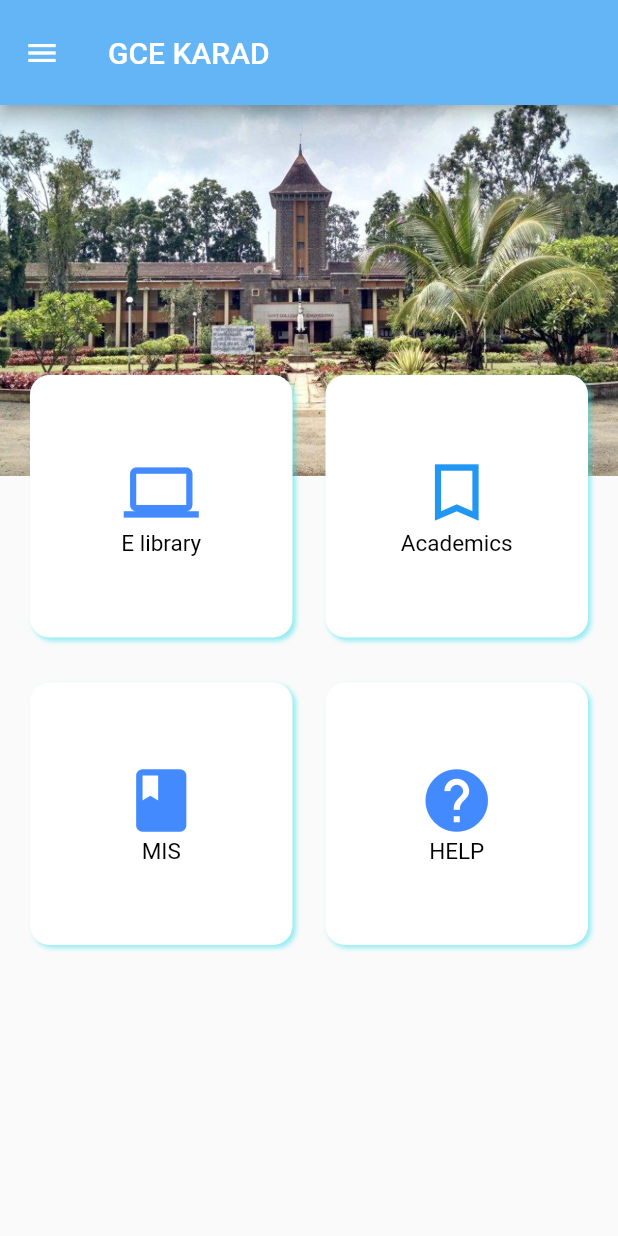
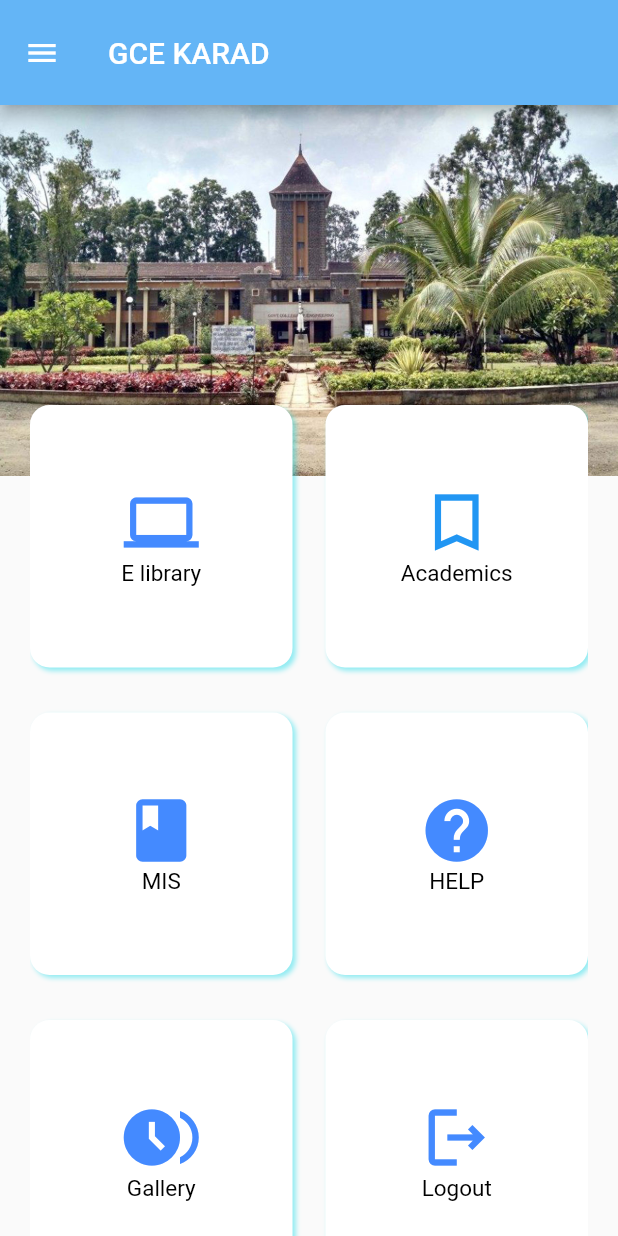
Before and after one commit to Shridhar-Atram/Smart-Campus-App, a Flutter app: the screen it shows after launch, on a phone screen of 412 x 824 dp. Run offline on Flutter 3.47's test engine with Material 2 defaults, Android fonts, the phone set to English and light mode, and no system bars; our stand-ins replace cloud_firestore, firebase_auth, firebase_core, firebase_storage, fluttertoast; accounts and stored records are empty.

Commit message:
Logout  added at homescreen

```diff
--- /dev/null
+++ b/lib/screens/complaint.dart
@@ -0,0 +1,20 @@
+import 'package:flutter/material.dart';
+
+class Gallery extends StatelessWidget {
+  const Gallery({super.key});
+
+  @override
+  Widget build(BuildContext context) {
+    return MaterialApp(
+      title: 'Gallery',
+      home: Scaffold(
+        appBar: AppBar(
+          title: const Text('Gallery'),
+        ),
+        body: const Center(
+          child: Text('Hello World'),
+        ),
+      ),
+    );
+  }
+}
--- a/lib/screens/dashboard.dart
+++ b/lib/screens/dashboard.dart
@@ -2,6 +2,7 @@ import 'package:flutter/material.dart';
 import 'package:trial1/screens/E_library.dart';
 import 'package:trial1/screens/academics.dart';
 import 'package:trial1/screens/help.dart';
+import 'package:trial1/screens/login.dart';
 import 'package:trial1/screens/mis.dart';
 
 class Home extends StatelessWidget {
@@ -40,7 +41,9 @@ class Home extends StatelessWidget {
             height: size.height * .30,
             decoration: BoxDecoration(
               image: DecorationImage(
-                  image: AssetImage('assets/images/college.jpg'),
+                  image: AssetImage(
+                    'assets/images/college.jpg',
+                  ),
                   fit: BoxFit.cover),
             ),
           ),
@@ -51,7 +54,7 @@ class Home extends StatelessWidget {
                 children: <Widget>[
                   const SizedBox(
                     width: double.infinity,
-                    height: 60,
+                    height: 80,
                   ),
                   Container(
                     // margin: const EdgeInsets.only(left: 20.0),
@@ -213,6 +216,82 @@ class Home extends StatelessWidget {
                               ],
                             )),
                       ),
+                      //logout
+                      InkWell(
+                        onTap: () {
+                          Navigator.push(
+                              context,
+                              MaterialPageRoute(
+                                  builder: ((context) => LoginScreen())));
+                        },
+                        child: Container(
+                            alignment: Alignment.topCenter,
+                            decoration: BoxDecoration(
+                                color: Colors.white,
+                                borderRadius: BorderRadius.circular(13),
+                                boxShadow: [
+                                  BoxShadow(
+                                    color: Color.fromARGB(111, 10, 217, 232),
+                                    offset: Offset(2.0, 2.0),
+                                    blurRadius: 2.0,
+                                  ),
+                                ]),
+                            child: Column(
+                              mainAxisAlignment: MainAxisAlignment.center,
+                              children: [
+                                Icon(
+                                  Icons.browse_gallery,
+                                  size: 50,
+                                  color: Colors.blueAccent,
+                                ),
+                                //Spacer(),
+                                Text(
+                                  'Gallery',
+                                  textAlign: TextAlign.center,
+                                  style: TextStyle(
+                                      color: Colors.black, fontSize: 15),
+                                )
+                              ],
+                            )),
+                      ),
+                      //Logout
+                      InkWell(
+                        onTap: () {
+                          Navigator.push(
+                              context,
+                              MaterialPageRoute(
+                                  builder: ((context) => LoginScreen())));
+                        },
+                        child: Container(
+                            alignment: Alignment.topCenter,
+                            decoration: BoxDecoration(
+                                color: Colors.white,
+                                borderRadius: BorderRadius.circular(13),
+                                boxShadow: [
+                                  BoxShadow(
+                                    color: Color.fromARGB(111, 10, 217, 232),
+                                    offset: Offset(2.0, 2.0),
+                                    blurRadius: 2.0,
+                                  ),
+                                ]),
+                            child: Column(
+                              mainAxisAlignment: MainAxisAlignment.center,
+                              children: [
+                                Icon(
+                                  Icons.logout_outlined,
+                                  size: 50,
+                                  color: Colors.blueAccent,
+                                ),
+                                //Spacer(),
+                                Text(
+                                  'Logout',
+                                  textAlign: TextAlign.center,
+                                  style: TextStyle(
+                                      color: Colors.black, fontSize: 15),
+                                )
+                              ],
+                            )),
+                      ),
 
                       /*   CategoryCard(
                         svgSrc:
```
